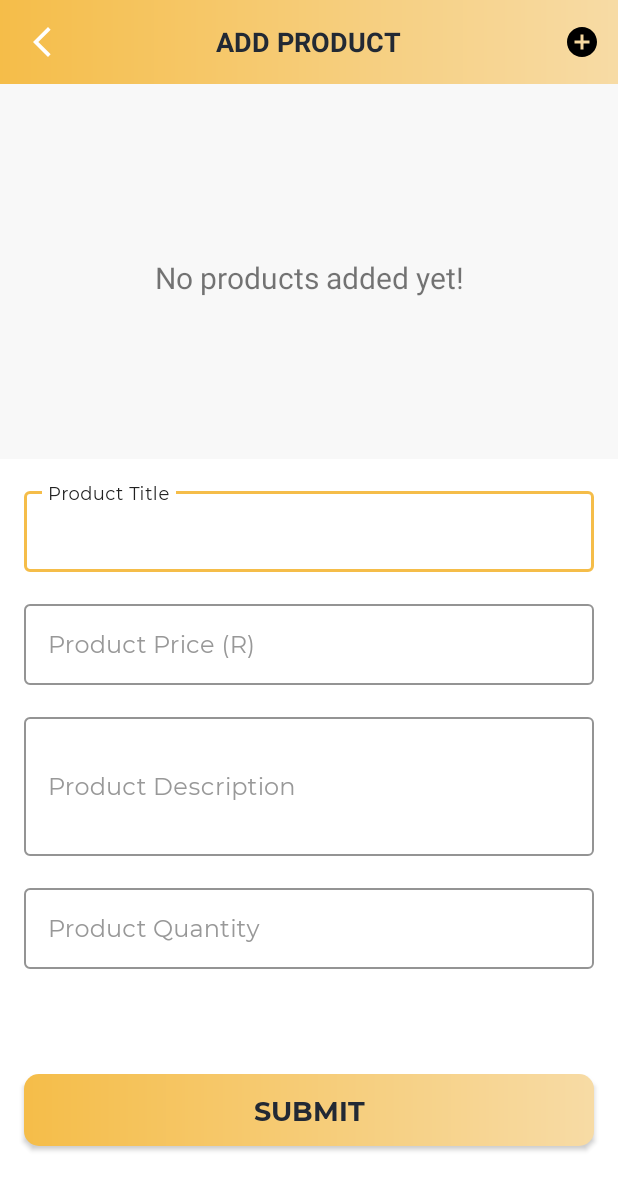
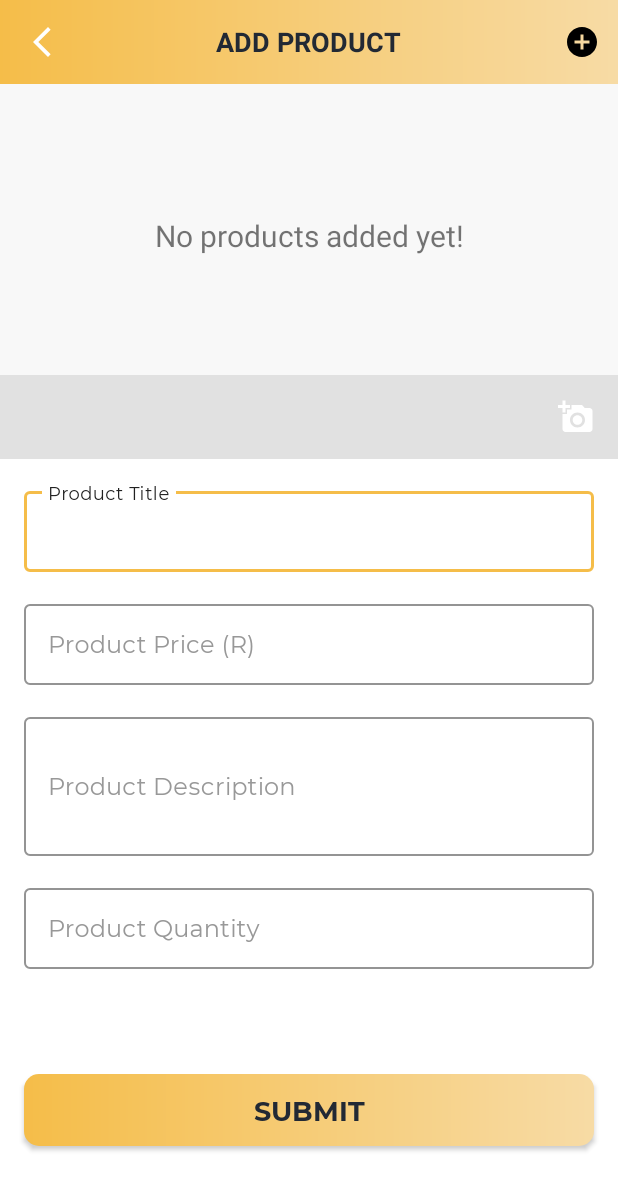
Before and after one commit to makaota/Mamma_Ms_Kitchen_Manager, an Android app: the fragment ManageMenuFragment placed in its activity, on a phone screen of 412 x 824 dp. Shown: the top 1190 px of the screen. Run offline under Robolectric (Android 15) with nearby library versions, the phone set to English and light mode, and no system bars; our stand-ins replace Firebase (no records; nobody signed in at launch, a user with empty details on screens opened directly); libraries missing offline, so code that uses them is left out: com.shashank.sony; 1 statement that could not run was skipped.

Commit message:
Fragments Layouts Modified

```diff
--- a/app/src/main/res/layout/fragment_manage_menu.xml
+++ b/app/src/main/res/layout/fragment_manage_menu.xml
@@ -5,9 +5,10 @@
     android:layout_width="match_parent"
     android:layout_height="match_parent"
     android:background="@color/colorOffWhite"
-    tools:context=".ui.fragments.ManageMenuFragment">
+    tools:context=".ui.fragments.ManageMenuFragment"
+    android:layout_marginBottom="?actionBarSize">
 
-    <androidx.swiperefreshlayout.widget.SwipeRefreshLayout
+<androidx.swiperefreshlayout.widget.SwipeRefreshLayout
         android:id="@+id/menu_swipe_refresh_layout"
         android:layout_width="match_parent"
         android:layout_height="match_parent"
--- a/app/src/main/res/layout/fragment_manage_orders.xml
+++ b/app/src/main/res/layout/fragment_manage_orders.xml
@@ -5,9 +5,10 @@
     android:layout_width="match_parent"
     android:layout_height="match_parent"
     android:background="@color/colorOffWhite"
-    tools:context=".ui.fragments.ManageOrdersFragment">
+    tools:context=".ui.fragments.ManageOrdersFragment"
+    android:layout_marginBottom="?actionBarSize">
 
-    <androidx.swiperefreshlayout.widget.SwipeRefreshLayout
+<androidx.swiperefreshlayout.widget.SwipeRefreshLayout
         android:id="@+id/swipe_refresh_layout"
         android:layout_width="match_parent"
         android:layout_height="match_parent"
--- a/app/src/main/res/layout/fragment_sold_products.xml
+++ b/app/src/main/res/layout/fragment_sold_products.xml
@@ -5,9 +5,10 @@
     android:layout_width="match_parent"
     android:layout_height="match_parent"
     android:background="@color/colorOffWhite"
-    tools:context=".ui.fragments.SoldProductsFragment">
+    tools:context=".ui.fragments.SoldProductsFragment"
+    android:layout_marginBottom="?actionBarSize">
 
-    <androidx.swiperefreshlayout.widget.SwipeRefreshLayout
+<androidx.swiperefreshlayout.widget.SwipeRefreshLayout
         android:id="@+id/sold_products_swipe_refresh_layout"
         android:layout_width="match_parent"
         android:layout_height="match_parent"
```
